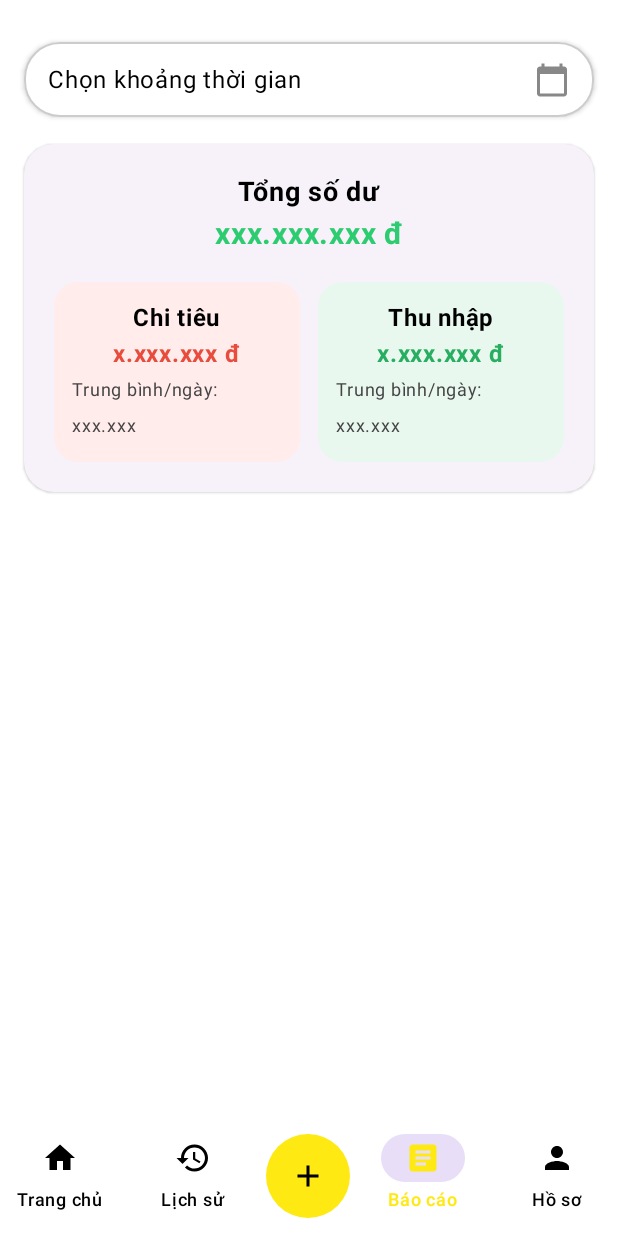
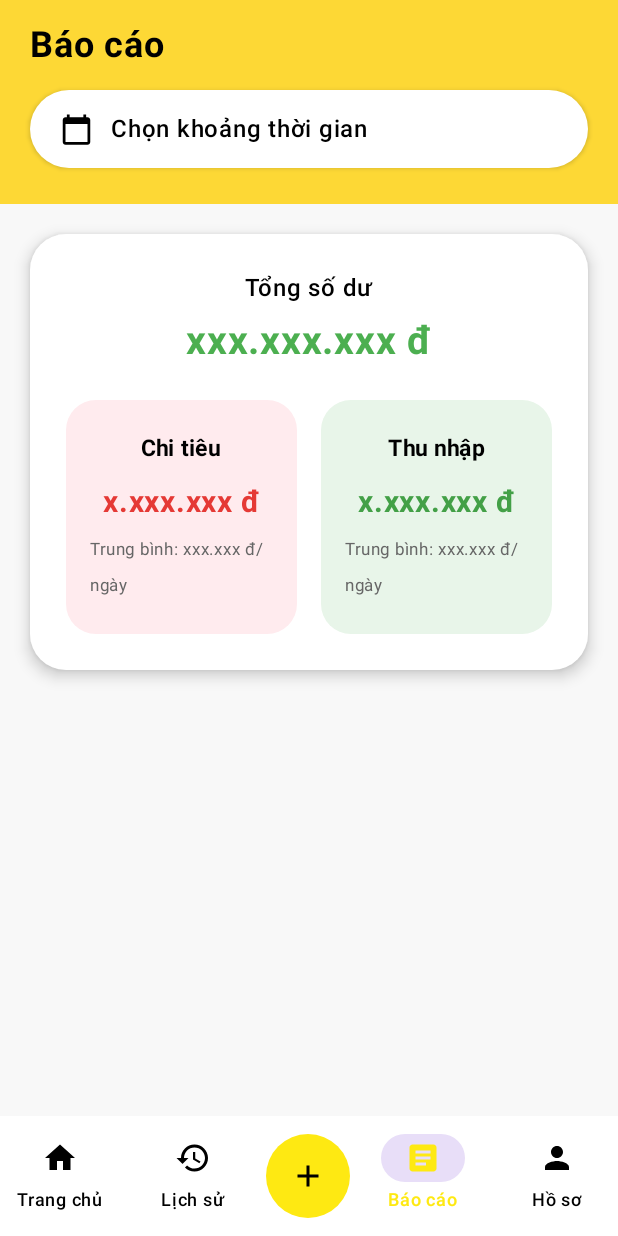
Before and after one commit to Money-manage-App/Money-manage-app, an Android app built with Jetpack Compose: the screen it shows after launch (MainActivity), item 3 of the bottom bar chosen, on a phone screen of 412 x 824 dp. Run offline under Robolectric (Android 15) with nearby library versions, the phone set to English and light mode, and no system bars; our stand-ins replace accompanist.

Commit message:
cap nhat lai trang bao cao

```diff
--- a/app/src/main/java/com/example/money_manage_app/features/ui/screens/report/ReportScreen.kt
+++ b/app/src/main/java/com/example/money_manage_app/features/ui/screens/report/ReportScreen.kt
@@ -1,12 +1,12 @@
 package com.example.money_manage_app.features.ui.screens.report
 
 import android.app.DatePickerDialog
-import androidx.compose.foundation.BorderStroke
 import androidx.compose.foundation.background
 import androidx.compose.foundation.clickable
 import androidx.compose.foundation.layout.*
 import androidx.compose.foundation.shape.RoundedCornerShape
 import androidx.compose.material.icons.Icons
+import androidx.compose.material.icons.filled.Assessment
 import androidx.compose.material.icons.filled.CalendarToday
 import androidx.compose.material3.*
 import androidx.compose.runtime.*
@@ -14,13 +14,20 @@ import androidx.compose.ui.Alignment
 import androidx.compose.ui.Modifier
 import androidx.compose.ui.graphics.Color
 import androidx.compose.ui.platform.LocalContext
+import androidx.compose.ui.res.stringResource
 import androidx.compose.ui.text.font.FontWeight
 import androidx.compose.ui.unit.dp
 import androidx.compose.ui.unit.sp
 import androidx.navigation.NavHostController
+import com.example.money_manage_app.R
+import com.example.money_manage_app.features.common.components.YellowHeader
+import com.example.money_manage_app.data.local.datastore.ThemePreference
+import com.example.money_manage_app.data.local.datastore.LanguagePreference
+import com.example.money_manage_app.data.local.datastore.FontSizeManager
 import java.text.SimpleDateFormat
 import java.util.*
 
+@OptIn(ExperimentalLayoutApi::class)
 @Composable
 fun ReportScreen(navController: NavHostController) {
 
@@ -30,8 +37,36 @@ fun ReportScreen(navController: NavHostController) {
 
     var startDate by remember { mutableStateOf<Date?>(null) }
     var endDate by remember { mutableStateOf<Date?>(null) }
+    var selectingStart by remember { mutableStateOf(true) }
 
-    var selectingStart by remember { mutableStateOf(true) }
+    // 🎨 Lấy theme preference (dark mode)
+    val themePref = remember { ThemePreference(context) }
+    val isDarkMode by themePref.isDarkMode.collectAsState(initial = false)
+
+    // 🌐 Lấy ngôn ngữ
+    val langPref = remember { LanguagePreference(context) }
+    val currentLanguage by langPref.currentLanguage.collectAsState(initial = "Tiếng Việt")
+
+    // 📏 Lấy font scale
+    val fontManager = remember { FontSizeManager(context) }
+    val fontScale by fontManager.fontSizeFlow.collectAsState(initial = 1f)
+
+    // Màu sắc theo theme
+    val backgroundColor = if (isDarkMode) Color(0xFF121212) else Color(0xFFF8F8F8)
+    val cardBackground = if (isDarkMode) Color(0xFF1E1E1E) else Color.White
+    val textPrimary = if (isDarkMode) Color.White else Color.Black
+    val textSecondary = if (isDarkMode) Color(0xFFAAAAAA) else Color(0xFF666666)
+    val expenseBackground = if (isDarkMode) Color(0xFF4D2020) else Color(0xFFFFEBEE)
+    val incomeBackground = if (isDarkMode) Color(0xFF1B3A1B) else Color(0xFFE8F5E9)
+    val expenseTextColor = if (isDarkMode) Color(0xFFFF6B6B) else Color(0xFFE53935)
+    val incomeTextColor = if (isDarkMode) Color(0xFF66BB6A) else Color(0xFF43A047)
+
+    // 🌐 Text đa ngôn ngữ từ string resources
+    val reportTitle = stringResource(R.string.report)
+    val selectDateRange = stringResource(R.string.report_date_range)
+    val totalBalance = stringResource(R.string.total_balance)
+    val expense = stringResource(R.string.expense)
+    val income = stringResource(R.string.income)
 
     // --- Dialog chọn ngày ---
     fun showDatePicker(onDateSelected: (Date) -> Unit) {
@@ -50,29 +85,43 @@ fun ReportScreen(navController: NavHostController) {
     Column(
         modifier = Modifier
             .fillMaxSize()
-            .padding(16.dp)
+            .background(backgroundColor)
     ) {
+        // ✅ Header màu vàng với title và date picker
+        Surface(
+            color = Color(0xFFFDD835),
+            modifier = Modifier.fillMaxWidth()
+        ) {
+            Column(
+                modifier = Modifier
+                    .padding(horizontal = 20.dp)
+                    .padding(top = 16.dp, bottom = 24.dp)
+            ) {
+                // Title
+                Text(
+                    text = reportTitle,
+                    fontSize = (24.sp * fontScale),
+                    fontWeight = FontWeight.Bold,
+                    color = Color.Black
+                )
 
-        Spacer(modifier = Modifier.height(12.dp))
+                Spacer(modifier = Modifier.height(16.dp))
 
-        // Ô chọn khoảng ngày
+                // Date picker trong header
                 Surface(
-            shape = RoundedCornerShape(24.dp),
-            border = BorderStroke(1.dp, Color.LightGray),
+                    shape = RoundedCornerShape(30.dp),
                     color = Color.White,
                     shadowElevation = 2.dp,
                     modifier = Modifier
                         .fillMaxWidth()
-                .height(50.dp)
+                        .height(52.dp)
                         .clickable {
                             if (startDate == null) {
-                        // Chọn ngày bắt đầu
                                 selectingStart = true
                                 showDatePicker { date ->
                                     startDate = date
                                 }
                             } else {
-                        // Chọn ngày kết thúc
                                 selectingStart = false
                                 showDatePicker { date ->
                                     endDate = date
@@ -84,74 +133,125 @@ fun ReportScreen(navController: NavHostController) {
                         verticalAlignment = Alignment.CenterVertically,
                         modifier = Modifier
                             .fillMaxSize()
-                    .padding(horizontal = 16.dp)
+                            .padding(horizontal = 20.dp)
                     ) {
+                        Icon(
+                            imageVector = Icons.Default.CalendarToday,
+                            contentDescription = null,
+                            tint = Color.Black,
+                            modifier = Modifier.size(22.dp)
+                        )
+                        Spacer(modifier = Modifier.width(12.dp))
                         Text(
                             text = when {
-                        startDate == null -> "Chọn khoảng thời gian"
+                                startDate == null -> selectDateRange
                                 endDate == null -> "${dateFormatter.format(startDate!!)} - ..."
                                 else -> "${dateFormatter.format(startDate!!)} - ${dateFormatter.format(endDate!!)}"
                             },
-                    fontSize = 16.sp,
+                            fontSize = (16.sp * fontScale),
+                            fontWeight = FontWeight.Medium,
                             color = Color.Black,
                             modifier = Modifier.weight(1f)
                         )
-                Icon(
-                    imageVector = Icons.Default.CalendarToday,
-                    contentDescription = null,
-                    tint = Color.Gray
-                )
+                    }
+                }
             }
         }
 
-        Spacer(modifier = Modifier.height(18.dp))
+        Spacer(modifier = Modifier.height(20.dp))
 
         // Card tổng và chi tiết
-        ElevatedCard(
-            modifier = Modifier.fillMaxWidth(),
-            shape = RoundedCornerShape(20.dp)
+        Card(
+            modifier = Modifier
+                .fillMaxWidth()
+                .padding(horizontal = 20.dp),
+            shape = RoundedCornerShape(24.dp),
+            colors = CardDefaults.cardColors(containerColor = cardBackground),
+            elevation = CardDefaults.cardElevation(defaultElevation = 6.dp)
         ) {
             Column(
-                modifier = Modifier.padding(20.dp),
+                modifier = Modifier.padding(24.dp),
                 horizontalAlignment = Alignment.CenterHorizontally
             ) {
-                Text("Tổng số dư", fontSize = 18.sp, fontWeight = FontWeight.Bold)
-                Spacer(modifier = Modifier.height(4.dp))
-                Text("xxx.xxx.xxx đ", color = Color(0xFF2ECC71), fontSize = 20.sp, fontWeight = FontWeight.Bold)
+                // Tổng số dư
+                Text(
+                    totalBalance,
+                    fontSize = (16.sp * fontScale),
+                    fontWeight = FontWeight.SemiBold,
+                    color = textPrimary
+                )
+                Spacer(modifier = Modifier.height(8.dp))
+                Text(
+                    "xxx.xxx.xxx đ",
+                    color = Color(0xFF4CAF50),
+                    fontSize = (26.sp * fontScale),
+                    fontWeight = FontWeight.Bold
+                )
 
-                Spacer(modifier = Modifier.height(20.dp))
+                Spacer(modifier = Modifier.height(24.dp))
 
                 Row(
                     modifier = Modifier.fillMaxWidth(),
                     horizontalArrangement = Arrangement.SpaceBetween
                 ) {
-
                     // Chi tiêu
                     Column(
                         modifier = Modifier
                             .weight(1f)
-                            .background(Color(0xFFFFECEB), RoundedCornerShape(16.dp))
-                            .padding(12.dp),
+                            .background(expenseBackground, RoundedCornerShape(20.dp))
+                            .padding(horizontal = 16.dp, vertical = 20.dp),
                         horizontalAlignment = Alignment.CenterHorizontally
                     ) {
-                        Text("Chi tiêu", fontWeight = FontWeight.Bold)
-                        Text("x.xxx.xxx đ", color = Color(0xFFE74C3C), fontSize = 16.sp, fontWeight = FontWeight.Bold)
-                        Text("Trung bình/ngày: xxx.xxx", fontSize = 12.sp, color = Color.DarkGray)
+                        Text(
+                            expense,
+                            fontWeight = FontWeight.Bold,
+                            fontSize = (15.sp * fontScale),
+                            color = textPrimary
+                        )
+                        Spacer(modifier = Modifier.height(12.dp))
+                        Text(
+                            "x.xxx.xxx đ",
+                            color = expenseTextColor,
+                            fontSize = (20.sp * fontScale),
+                            fontWeight = FontWeight.Bold
+                        )
+                        Spacer(modifier = Modifier.height(8.dp))
+                        Text(
+                            stringResource(R.string.average_per_day, "xxx.xxx"),
+                            fontSize = (11.sp * fontScale),
+                            color = textSecondary
+                        )
                     }
 
-                    Spacer(modifier = Modifier.width(12.dp))
+                    Spacer(modifier = Modifier.width(16.dp))
 
                     // Thu nhập
                     Column(
                         modifier = Modifier
                             .weight(1f)
-                            .background(Color(0xFFE9F8EF), RoundedCornerShape(16.dp))
-                            .padding(12.dp),
+                            .background(incomeBackground, RoundedCornerShape(20.dp))
+                            .padding(horizontal = 16.dp, vertical = 20.dp),
                         horizontalAlignment = Alignment.CenterHorizontally
                     ) {
-                        Text("Thu nhập", fontWeight = FontWeight.Bold)
-                        Text("x.xxx.xxx đ", color = Color(0xFF27AE60), fontSize = 16.sp, fontWeight = FontWeight.Bold)
-                        Text("Trung bình/ngày: xxx.xxx", fontSize = 12.sp, color = Color.DarkGray)
+                        Text(
+                            income,
+                            fontWeight = FontWeight.Bold,
+                            fontSize = (15.sp * fontScale),
+                            color = textPrimary
+                        )
+                        Spacer(modifier = Modifier.height(12.dp))
+                        Text(
+                            "x.xxx.xxx đ",
+                            color = incomeTextColor,
+                            fontSize = (20.sp * fontScale),
+                            fontWeight = FontWeight.Bold
+                        )
+                        Spacer(modifier = Modifier.height(8.dp))
+                        Text(
+                            stringResource(R.string.average_per_day, "xxx.xxx"),
+                            fontSize = (11.sp * fontScale),
+                            color = textSecondary
+                        )
                     }
                 }
             }
--- a/app/src/main/res/values/strings.xml
+++ b/app/src/main/res/values/strings.xml
@@ -27,6 +27,11 @@
     <string name="home">Trang chủ</string>
     <string name="history">Lịch sử</string>
     <string name="report">Báo cáo</string>
+    <string name="report_date_range">Chọn khoảng thời gian</string>
+    <string name="total_balance">Tổng số dư</string>
+    <string name="expense">Chi tiêu</string>
+    <string name="income">Thu nhập</string>
+    <string name="average_per_day">Trung bình: %1$s đ/ngày</string>
 
     <string name="gender">Giới tính</string>
     <string name="male">Nam</string>
@@ -37,10 +42,4 @@
     <string name="no_birthday">Chưa có ngày sinh</string>
 
     <string name="logout">Đăng xuất</string>
-
-    <string name="report_date_range">28/9 - 1/10/2025</string>
-    <string name="total_balance">Tổng số dư</string>
-    <string name="expense">Chi tiêu</string>
-    <string name="income">Thu nhập</string>
-    <string name="average_per_day">Trung bình: %1$s đ/ngày</string>
 </resources>
```
Also changed, not shown: 1 other file. Lines whose indentation alone changed are shown as unchanged.
